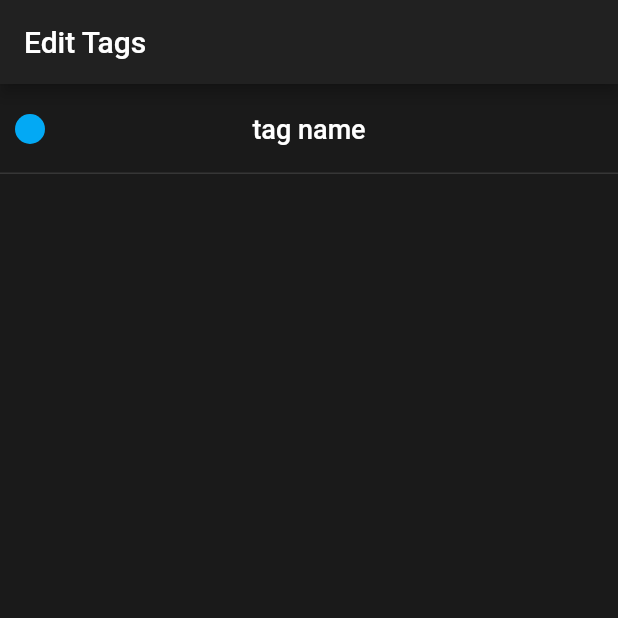
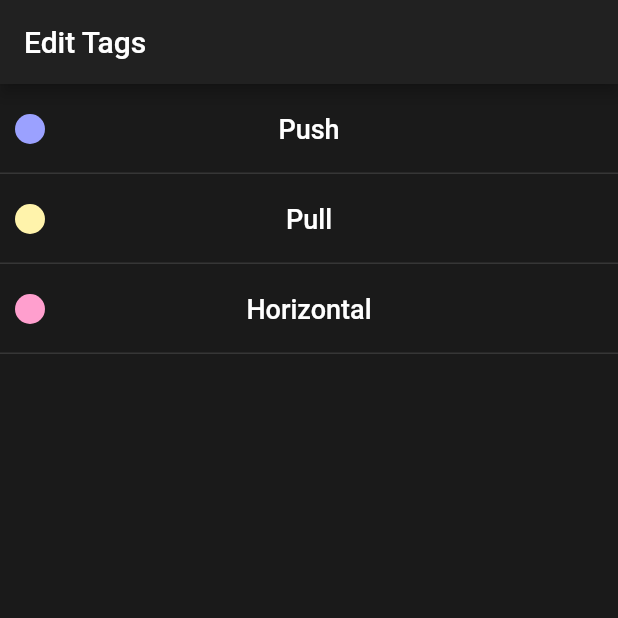
Before and after one commit to shen-kit/workoutApp, a Flutter app: the screen it shows after launch, on a phone screen of 412 x 824 dp, the top half of it. Run offline on Flutter 3.47's test engine with Material 2 defaults, Android fonts, the light colour scheme and no system bars; drawn by our look-alikes of flutter_slidable; our stand-ins replace flutter_colorpicker.

Commit message:
Finished UI for TagTile class and Dialog to edit tags, need to make add tag dialog

```diff
--- a/workout_app/lib/routes/edit_tags.dart
+++ b/workout_app/lib/routes/edit_tags.dart
@@ -22,17 +22,28 @@ class _EditTagsState extends State<EditTags> {
     Color(0xFFCFA9FF),
     Color(0xFFD37F31),
   ];
+  final int colorsInRow = 5;
 
   void onColorChanged(Color color) => setState(() => currentColor = color);
 
-  Future<void> _showEditTagDialog(context) async {
+  Future<void> showEditTagDialog(context) async {
     return showDialog<void>(
       context: context,
       builder: (BuildContext context) {
-        return AlertDialog(
-          title: const Text('Edit Tag'),
-          content: Column(
+        return Dialog(
+          child: SingleChildScrollView(
+            padding: const EdgeInsets.fromLTRB(20, 20, 20, 0),
+            child: Column(
               children: [
+                const Text(
+                  'Edit Tag',
+                  textAlign: TextAlign.left,
+                  style: TextStyle(
+                    fontSize: 18,
+                    fontWeight: FontWeight.w600,
+                  ),
+                ),
+                const SizedBox(height: 20),
                 const TextField(
                   decoration: InputDecoration(
                     border: OutlineInputBorder(),
@@ -40,26 +51,39 @@ class _EditTagsState extends State<EditTags> {
                   ),
                 ),
                 const SizedBox(height: 20),
-              SizedBox(
-                height: 300,
-                child: ListView(
-                  children: [
                 BlockPicker(
                   pickerColor: currentColor,
                   onColorChanged: onColorChanged,
                   availableColors: availableColors,
+                  layoutBuilder: (BuildContext context, List<Color> colors,
+                      PickerItem child) {
+                    return SizedBox(
+                      width: 300,
+                      height: colors.length / colorsInRow * 70,
+                      child: GridView.count(
+                        crossAxisCount: colorsInRow,
+                        crossAxisSpacing: 5.0,
+                        mainAxisSpacing: 5.0,
+                        children:
+                            colors.map((Color color) => child(color)).toList(),
                       ),
+                    );
+                  },
+                ),
+                TextButton(
+                  child: const Text(
+                    'Save',
+                    style: TextStyle(
+                      color: Color(0xFF90CAF9),
+                    ),
+                  ),
+                  onPressed: () {
+                    Navigator.of(context).pop();
+                  },
+                )
               ],
             ),
           ),
-            ],
-          ),
-          actions: <Widget>[
-            TextButton(
-              child: const Text('Save'),
-              onPressed: () => Navigator.of(context).pop(),
-            )
-          ],
         );
       },
     );
@@ -73,60 +97,24 @@ class _EditTagsState extends State<EditTags> {
       ),
       body: ListView(
         children: <Widget>[
-          Slidable(
-            actionPane: const SlidableScrollActionPane(),
-            actions: <Widget>[
-              IconSlideAction(
-                caption: 'Delete',
-                color: Colors.red,
-                icon: Icons.delete,
-                onTap: () {},
-              )
-            ],
-            actionExtentRatio: 1 / 5,
-            child: SizedBox(
-              height: 60,
-              width: double.maxFinite,
-              child: Stack(
-                alignment: Alignment.center,
-                fit: StackFit.expand,
-                children: <Widget>[
-                  TextButton(
-                    onPressed: () => _showEditTagDialog(context),
-                    child: const Text(
-                      'tag name',
-                      style: TextStyle(
-                        color: Colors.white,
-                        fontSize: 18,
+          TagTile(
+            id: 0,
+            name: 'Push',
+            color: const Color(0xFF9BA1FF),
+            showEditTagDialog: showEditTagDialog,
           ),
+          TagTile(
+            id: 1,
+            name: 'Pull',
+            color: const Color(0xFFFFF3AB),
+            showEditTagDialog: showEditTagDialog,
           ),
+          TagTile(
+            id: 2,
+            name: 'Horizontal',
+            color: const Color(0xFFFF9FCE),
+            showEditTagDialog: showEditTagDialog,
           ),
-                  // tag colour circle
-                  Positioned(
-                    left: 10,
-                    child: Container(
-                      height: 20,
-                      width: 20,
-                      decoration: BoxDecoration(
-                        color: Colors.lightBlue,
-                        borderRadius: BorderRadius.circular(100),
-                      ),
-                    ),
-                  ),
-                  //divider
-                  const Positioned(
-                    left: 0,
-                    right: 0,
-                    bottom: 0,
-                    child: Divider(height: 1, thickness: 1),
-                  ),
-                ],
-              ),
-            ),
-          ),
-          // TagTile(id: 0, name: 'Push', color: Color(0xFF9BA1FF)),
-          // TagTile(id: 1, name: 'Pull', color: Color(0xFFFFF3AB)),
-          // TagTile(id: 2, name: 'Horizontal', color: Color(0xFFFF9FCE)),
         ],
       ),
     );
@@ -135,15 +123,17 @@ class _EditTagsState extends State<EditTags> {
 
 class TagTile extends StatelessWidget {
   const TagTile({
-    Key? key,
     required this.id,
     required this.name,
     required this.color,
+    required this.showEditTagDialog,
+    Key? key,
   }) : super(key: key);
 
   final int id;
   final String name;
   final Color color;
+  final Function showEditTagDialog;
 
   @override
   Widget build(BuildContext context) {
@@ -166,7 +156,9 @@ class TagTile extends StatelessWidget {
           fit: StackFit.expand,
           children: <Widget>[
             TextButton(
-              onPressed: () => {}, //_showEditTagDialog(context),
+              onPressed: () {
+                showEditTagDialog(context);
+              },
               child: Text(
                 name,
                 style: const TextStyle(
```
Lines whose indentation alone changed are shown as unchanged.
